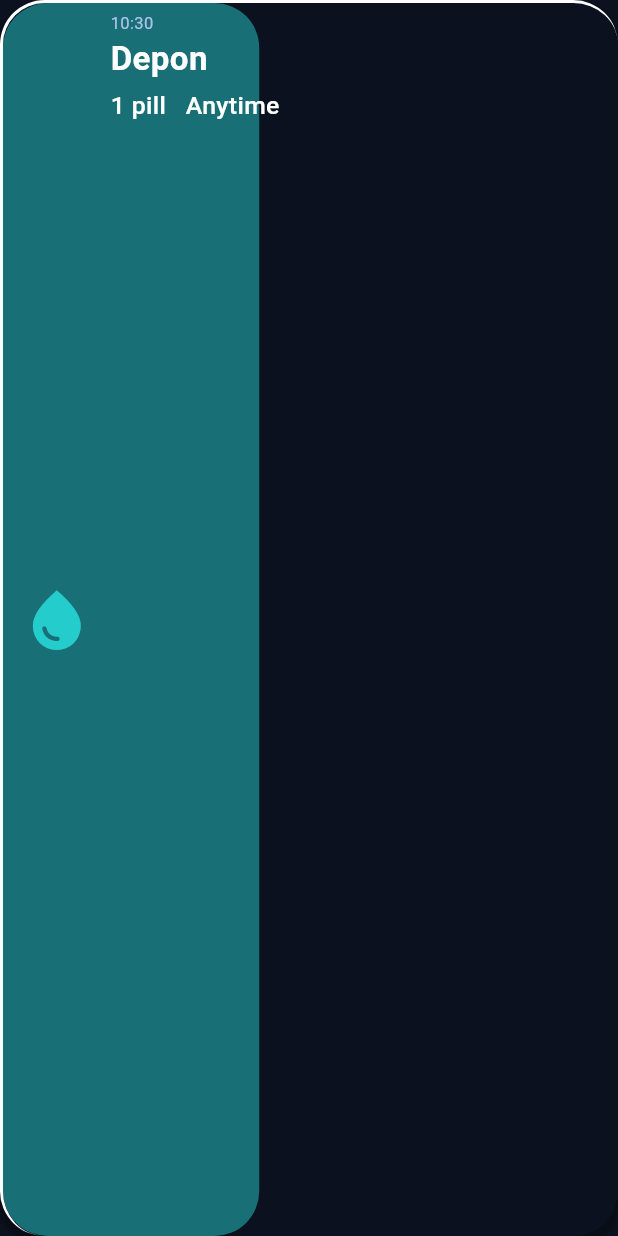
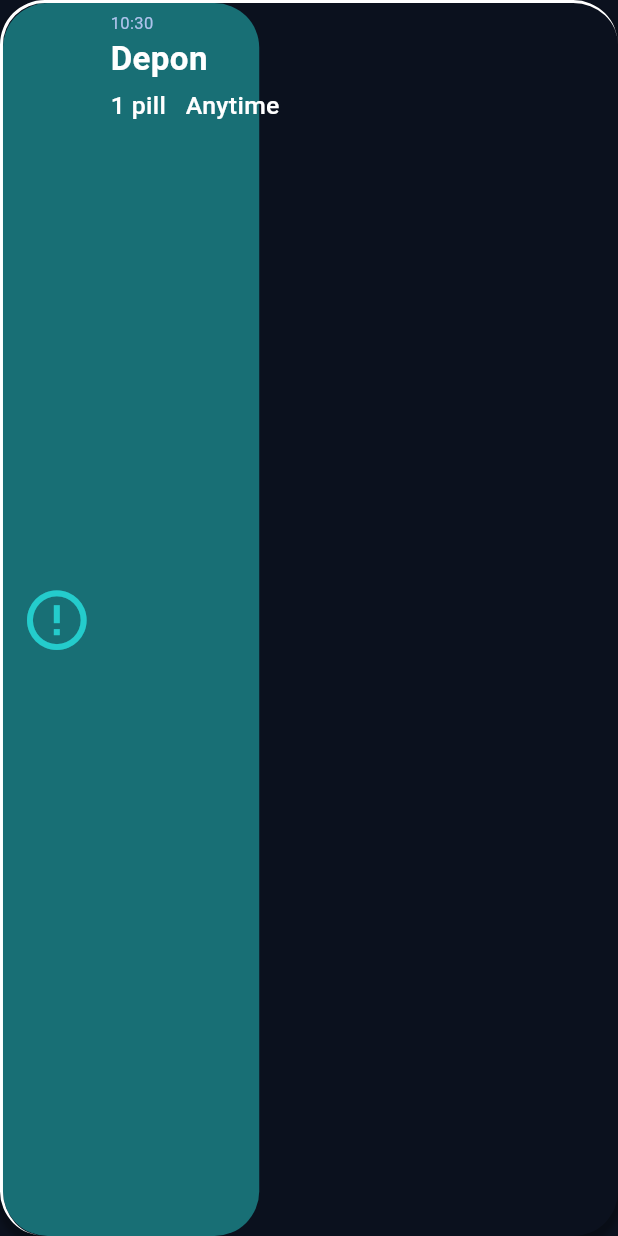
Before and after one commit to ElGreKost/PillMate, a Flutter app: the MedListTile widget shown alone on an empty page, opened directly with sample values from the repository, on a phone screen of 412 x 824 dp. Run offline on Flutter 3.47's test engine with Material 3 defaults, Android fonts, the light colour scheme and no system bars; our stand-ins replace cached_network_image, flutter_svg, font_awesome_flutter, google_nav_bar, hive, hive_flutter and 2 more; missing offline and left inert: day_night_time_picker, day_picker; accounts and stored records are empty; project files that could hold a hidden picture were left out.

Commit message:
icons work in homepage

```diff
--- a/pillmate-v1.0.2/lib/presentation/select_medication_type_screen/select_medication_type_screen.dart
+++ b/pillmate-v1.0.2/lib/presentation/select_medication_type_screen/select_medication_type_screen.dart
@@ -7,6 +7,7 @@
 import '../../widgets/custom_elevated_button.dart';
 import '../pickaudio_screen/pickaudio_screen.dart';
 import 'package:font_awesome_flutter/font_awesome_flutter.dart';
+
 
 class SelectMedicationTypeScreen extends StatefulWidget {
   final List<Map<String, dynamic>> medicationTypes;
--- a/pillmate-v1.0.2/lib/widgets/med_list_tile.dart
+++ b/pillmate-v1.0.2/lib/widgets/med_list_tile.dart
@@ -7,6 +7,30 @@
 import '../backend/app_state.dart';
 import '../services/medication.dart'; // Adjust the import paths as necessary.
 import 'package:flutter/foundation.dart';
+import 'package:ionicons/ionicons.dart';
+import 'package:font_awesome_flutter/font_awesome_flutter.dart';
+
+IconData getIconForMedicationType(String type) {
+  print('Medication type: $type');
+  switch (type) {
+    case 'Pill':
+      return FontAwesomeIcons.pills;
+    case 'Drink':
+      return Ionicons.flask;
+    case 'Injection':
+      return FontAwesomeIcons.syringe;
+    case 'Powder':
+      return Icons.scatter_plot;
+    case 'Drops':
+      return Icons.water_drop;
+    case 'Other':
+      return Icons.medical_services;
+    default:
+    // Return a default icon in case the type is not found
+      return Icons.error_outline;
+  }
+}
+
 
 bool areMapsEqual(Map<String, dynamic> map1, Map<String, dynamic> map2) {
 // Compare the values of each key in the maps
@@ -252,7 +276,7 @@
             children: [
               Padding(
                 padding: EdgeInsets.symmetric(horizontal: 12.h),
-                child: Icon(widget.medication.icon,
+                child: Icon(getIconForMedicationType(widget.medication.type),
                     size: 48.h, color: appTheme.cyan500),
               ),
               Expanded(
```
